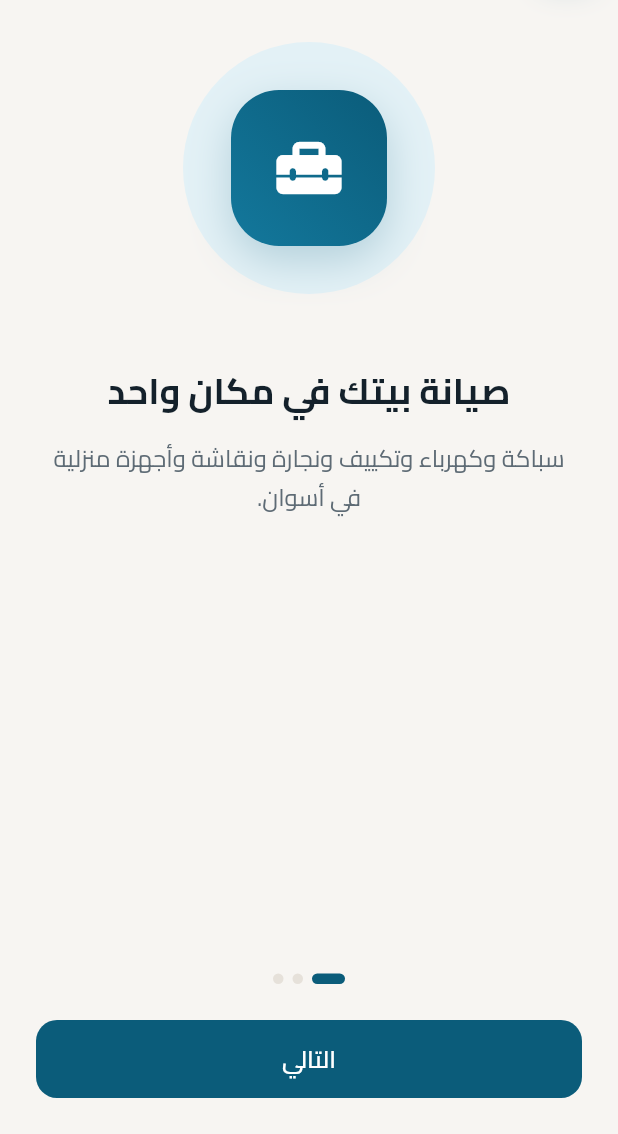
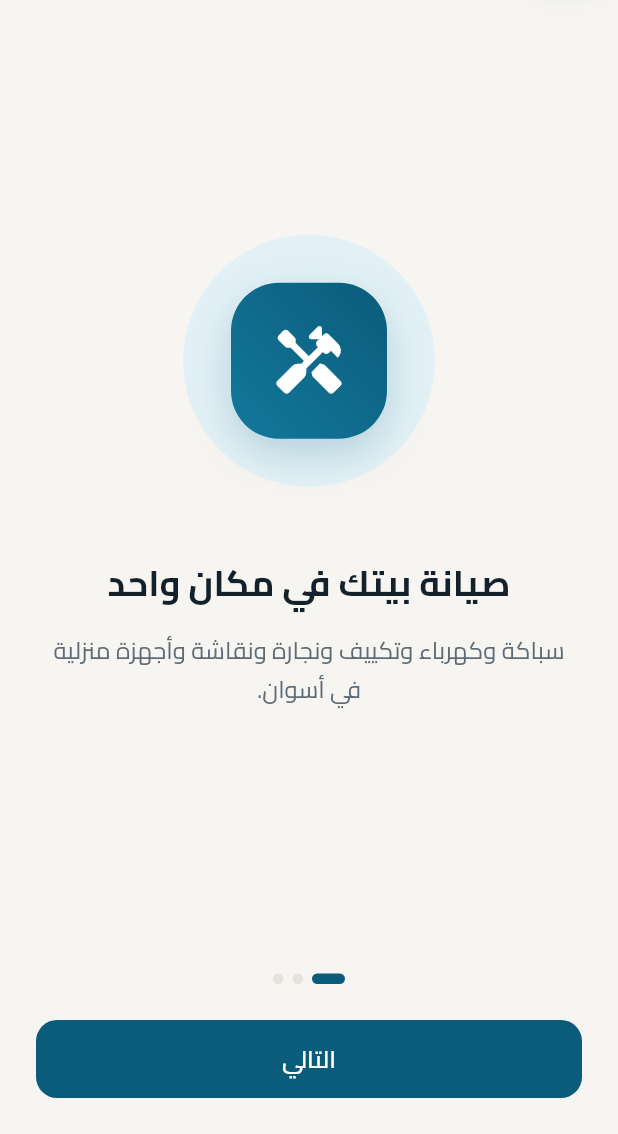
Before and after one commit to Joe-world1357/Sianetak, a Flutter app: the screen it shows after launch, after a tap on "دخول", on a phone screen of 412 x 824 dp, the part 102-1236 px from its top. Run offline on Flutter 3.47's test engine with Material 3 defaults, Android fonts, the phone set to English and light mode, and no system bars; our stand-ins replace geolocator, image_picker; accounts and stored records are empty; statements that could not run were skipped.

Commit message:
Polish auth and form screens, update docs for the local app
Top-aligned auth screens, centred welcome pages, quieter home header,
no character counters on short fields, and copy that no longer refers to
support teams or sample data. READMEs describe first run, security,
workflows and the honest limits of a single-device database.

Co-Authored-By: Claude Opus 5.5 (1M context) <noreply@anthropic.com>
Claude-Session: https://claude.ai/code/session_018nDjNsv8ELeEbGUG3dbrJV

```diff
--- a/mobile/lib/features/auth/presentation/auth_widgets.dart
+++ b/mobile/lib/features/auth/presentation/auth_widgets.dart
@@ -6,7 +6,7 @@ import '../../../l10n/generated/app_localizations.dart';
 import '../../../local/local_backend.dart';
 import '../domain/egypt_phone.dart';
 
-/// Shared layout for the sign-in and sign-up screens: a centred column of at most 440 pt.
+/// Shared layout for the sign-in and sign-up screens: a top-aligned column of at most 440 pt.
 class AuthLayout extends StatelessWidget {
   const AuthLayout({super.key, required this.children, this.appBar});
 
@@ -18,11 +18,12 @@ class AuthLayout extends StatelessWidget {
     return Scaffold(
       appBar: appBar,
       body: SafeArea(
-        child: Center(
+        child: Align(
+          alignment: Alignment.topCenter,
           child: SingleChildScrollView(
             padding: const EdgeInsets.fromLTRB(
               AppSpacing.lg,
-              AppSpacing.md,
+              AppSpacing.lg,
               AppSpacing.lg,
               AppSpacing.lg,
             ),
--- a/mobile/lib/features/auth/presentation/onboarding_screen.dart
+++ b/mobile/lib/features/auth/presentation/onboarding_screen.dart
@@ -38,11 +38,7 @@ class _OnboardingScreenState extends State<OnboardingScreen> {
     final l10n = AppLocalizations.of(context);
     final scope = AppScope.of(context);
     final slides = [
-      (
-        Icons.home_repair_service_rounded,
-        l10n.onboarding1Title,
-        l10n.onboarding1Body,
-      ),
+      (Icons.handyman_rounded, l10n.onboarding1Title, l10n.onboarding1Body),
       (
         Icons.verified_user_rounded,
         l10n.onboarding2Title,
@@ -155,11 +151,14 @@ class _Slide extends StatelessWidget {
   @override
   Widget build(BuildContext context) {
     final theme = Theme.of(context);
-    return SingleChildScrollView(
+    return LayoutBuilder(
+      builder: (context, constraints) => SingleChildScrollView(
         padding: const EdgeInsets.symmetric(horizontal: AppSpacing.lg),
+        child: ConstrainedBox(
+          constraints: BoxConstraints(minHeight: constraints.maxHeight),
           child: Column(
+            mainAxisAlignment: MainAxisAlignment.center,
             children: [
-          const SizedBox(height: AppSpacing.xl),
               ExcludeSemantics(
                 child: Container(
                   width: 168,
@@ -213,6 +212,8 @@ class _Slide extends StatelessWidget {
               ),
             ],
           ),
+        ),
+      ),
     );
   }
 }
--- a/mobile/lib/features/auth/presentation/profile_screen.dart
+++ b/mobile/lib/features/auth/presentation/profile_screen.dart
@@ -216,6 +216,7 @@ class _ProfileScreenState extends State<ProfileScreen> {
                             decoration: InputDecoration(
                               labelText: l10n.profileNameLabel,
                               hintText: l10n.profileNameHint,
+                              counterText: '',
                             ),
                             validator: (v) => (v?.trim().length ?? 0) < 2
                                 ? l10n.profileNameInvalid
--- a/mobile/lib/features/technician/presentation/technician_application_screen.dart
+++ b/mobile/lib/features/technician/presentation/technician_application_screen.dart
@@ -326,7 +326,10 @@ class _ApplicationFormState extends State<_ApplicationForm> {
             controller: _name,
             maxLength: 80,
             textCapitalization: TextCapitalization.words,
-            decoration: InputDecoration(labelText: l10n.fullNameLabel),
+            decoration: InputDecoration(
+              labelText: l10n.fullNameLabel,
+              counterText: '',
+            ),
             validator: (v) {
               final value = v?.trim() ?? '';
               return value.length < 2 || !_namePattern.hasMatch(value)
--- a/mobile/lib/l10n/app_ar.arb
+++ b/mobile/lib/l10n/app_ar.arb
@@ -256,7 +256,7 @@
   "serviceAreasTitle": "مناطق العمل",
   "serviceAreasRequired": "اختر منطقة واحدة على الأقل.",
   "documentsTitle": "مستندات التحقق",
-  "documentsOptionalHelp": "المستندات المطلوبة لم تُحدَّد بعد. أرفق ما يثبت هويتك أو خبرتك إن وُجد.",
+  "documentsOptionalHelp": "اختياري: أرفق ما يثبت هويتك أو خبرتك، مثل البطاقة أو شهادة.",
   "documentsMinHelp": "{min, plural, =1{أرفق مستندًا واحدًا على الأقل.} =2{أرفق مستندين على الأقل.} few{أرفق {min} مستندات على الأقل.} other{أرفق {min} مستندًا على الأقل.}}",
   "@documentsMinHelp": {
     "placeholders": {
@@ -265,7 +265,7 @@
       }
     }
   },
-  "documentsPrivacy": "المستندات خاصة، ولا يطّلع عليها إلا فريق المراجعة.",
+  "documentsPrivacy": "المستندات محفوظة على هذا الجهاز، ولا يطّلع عليها إلا المسؤول.",
   "documentKindLabel": "نوع المستند",
   "documentKindIdentity": "إثبات الهوية",
   "documentKindQualification": "شهادة أو خبرة",
@@ -428,7 +428,7 @@
   "customerSearchingTitle": "نبحث لك عن فني مناسب",
   "customerSearchingBody": "أرسلنا طلبك للفنيين المعتمدين في منطقتك. ستصلك رسالة فور قبول أحدهم.",
   "customerUnmatchedTitle": "لم يقبل أي فني بعد",
-  "customerUnmatchedBody": "فريق التشغيل سيعيّن لك فنيًا يدويًا في أقرب وقت.",
+  "customerUnmatchedBody": "لم يقبل أي فني الطلب بعد. سيعيّن المسؤول فنياً يدوياً.",
   "customerAssignedTitle": "فنيك جاهز",
   "customerAssignedBody": "سيعاين الفني المشكلة ثم يرسل لك عرض سعر قبل بدء أي عمل.",
   "customerQuoteTitle": "عرض سعر: {amount}",
--- a/mobile/lib/l10n/app_en.arb
+++ b/mobile/lib/l10n/app_en.arb
@@ -154,9 +154,9 @@
   "serviceAreasTitle": "Areas you serve",
   "serviceAreasRequired": "Choose at least one area.",
   "documentsTitle": "Verification documents",
-  "documentsOptionalHelp": "The required documents haven't been decided yet. Attach anything that shows your identity or experience.",
+  "documentsOptionalHelp": "Optional: attach proof of identity or experience, such as an ID or a certificate.",
   "documentsMinHelp": "{min, plural, =1{Attach at least 1 document.} other{Attach at least {min} documents.}}",
-  "documentsPrivacy": "Documents are private and only seen by the review team.",
+  "documentsPrivacy": "Documents stay on this device and only an administrator can open them.",
   "documentKindLabel": "Document type",
   "documentKindIdentity": "Proof of identity",
   "documentKindQualification": "Certificate or experience",
@@ -258,7 +258,7 @@
   "customerSearchingTitle": "Finding you a technician",
   "customerSearchingBody": "We've sent your request to approved technicians in your area. You'll be notified as soon as one accepts.",
   "customerUnmatchedTitle": "No technician has accepted yet",
-  "customerUnmatchedBody": "Our operations team will assign one for you shortly.",
+  "customerUnmatchedBody": "No technician has accepted yet. An administrator will assign one.",
   "customerAssignedTitle": "Your technician is on it",
   "customerAssignedBody": "The technician will inspect the problem and send you a quote before any work starts.",
   "customerQuoteTitle": "Quote: {amount}",
```
Also changed, not shown: mobile/lib/features/requests/presentation/widgets/location_step.dart (+6 -1 lines), mobile/lib/l10n/generated/app_localizations.dart, mobile/lib/l10n/generated/app_localizations_ar.dart, mobile/lib/l10n/generated/app_localizations_en.dart, 2 other files. Lines whose indentation alone changed are shown as unchanged.
